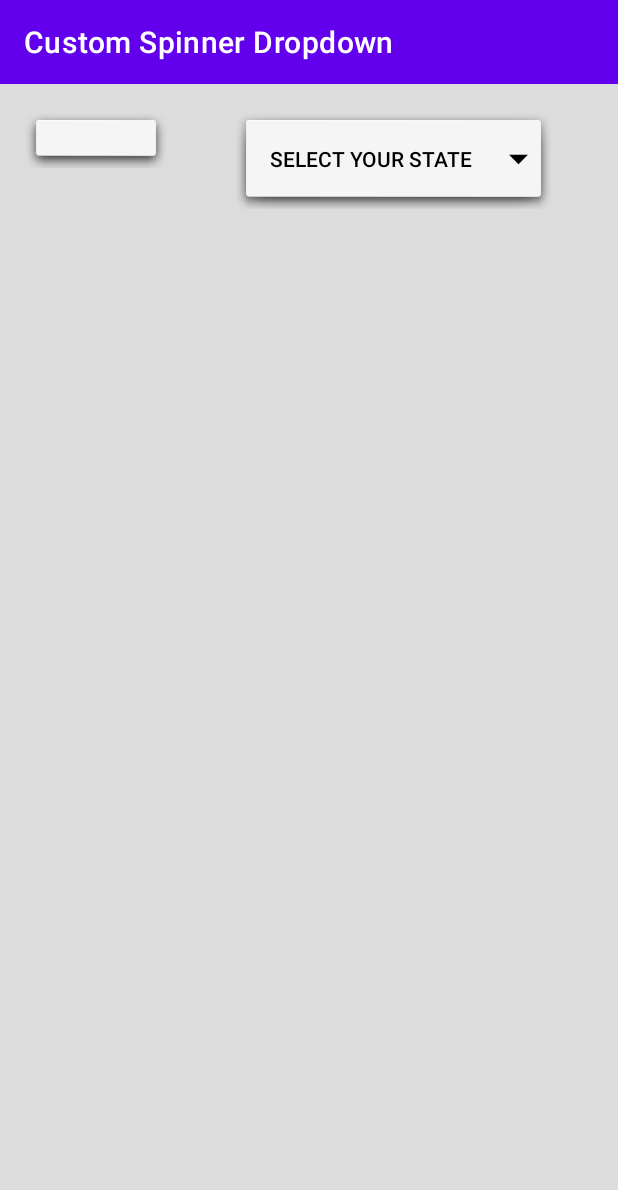
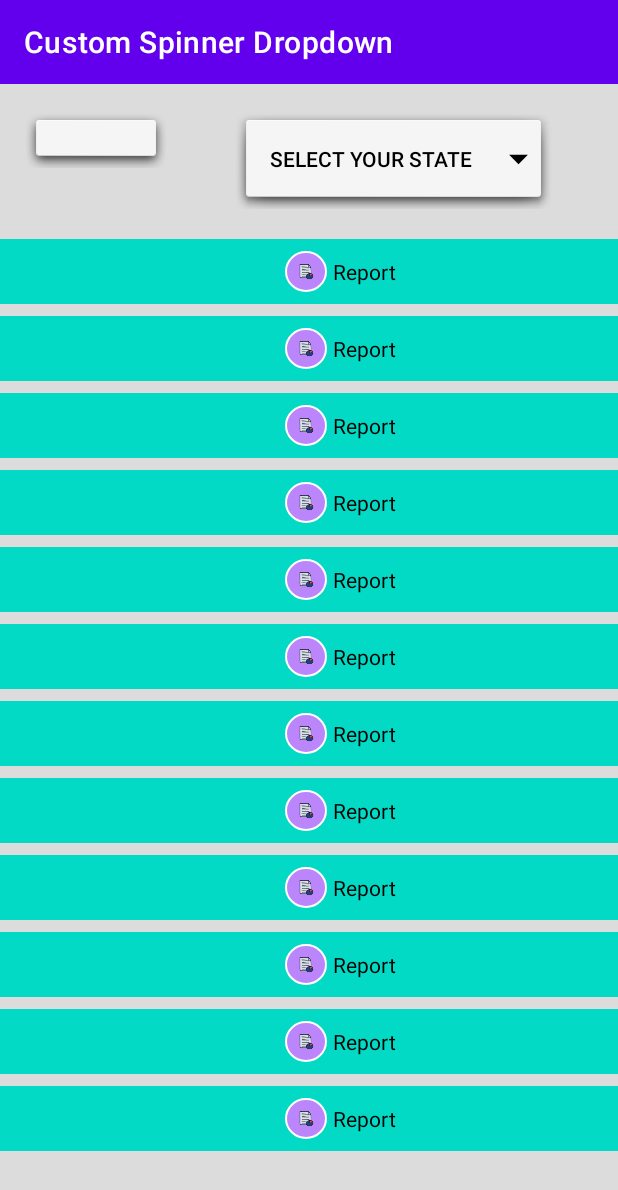
Before and after one commit to Linkan1992/TestLayoutApp, an Android app: the CustomSpinnerActivity screen opened directly, with no data from a screen before it, on a phone screen of 412 x 824 dp. Shown: the top 1190 px of the screen. Run offline under Robolectric (Android 15) with nearby library versions, the light colour scheme and no system bars.

Commit message:
adapter completed
adapter completed

```diff
--- a/app/src/main/java/com/example/testlayoutapp/CustomSpinnerActivity.kt
+++ b/app/src/main/java/com/example/testlayoutapp/CustomSpinnerActivity.kt
@@ -16,6 +16,7 @@ import com.example.testlayoutapp.adapter.CitySpinnerAdapter
 import com.example.testlayoutapp.adapter.CustomSpinnerAdapter
 import com.example.testlayoutapp.adapter.ItemListAdapter
 import com.example.testlayoutapp.model.CityDTO
+import com.example.testlayoutapp.model.ItemModel
 import com.example.testlayoutapp.model.JeansDTO
 import com.example.testlayoutapp.model.StateDTO
 
@@ -43,9 +44,28 @@ class CustomSpinnerActivity : AppCompatActivity(), AdapterView.OnItemSelectedLis
         layoutManagerObj.orientation = RecyclerView.VERTICAL
         recyclerViewList.layoutManager = layoutManagerObj
         recyclerViewList.itemAnimator = DefaultItemAnimator()
-        val itemAdapter = ItemListAdapter(dataList = ArrayList())
+       // val itemAdapter = ItemListAdapter(dataList = ArrayList())
+        val itemAdapter = ItemListAdapter(dataList = createRecyclerList())
         recyclerViewList.adapter = itemAdapter
 
+    }
+
+    private fun createRecyclerList(): List<ItemModel> {
+        val dataList = ArrayList<ItemModel>().apply {
+            add(ItemModel(sourceImage = R.drawable.arrow, title = "Arrow"))
+            add(ItemModel(sourceImage = R.drawable.ic_bell, title = "Bell"))
+            add(ItemModel(sourceImage = R.drawable.ic_drop_down_arrow, title = "Drop-Arrow"))
+            add(ItemModel(sourceImage = R.drawable.ic_rupee, title = "Rupee"))
+            add(ItemModel(sourceImage = R.drawable.arrow, title = "Arrow"))
+            add(ItemModel(sourceImage = R.drawable.ic_bell, title = "Bell"))
+            add(ItemModel(sourceImage = R.drawable.ic_drop_down_arrow, title = "Drop-Arrow"))
+            add(ItemModel(sourceImage = R.drawable.ic_rupee, title = "Rupee"))
+            add(ItemModel(sourceImage = R.drawable.arrow, title = "Arrow"))
+            add(ItemModel(sourceImage = R.drawable.ic_bell, title = "Bell"))
+            add(ItemModel(sourceImage = R.drawable.ic_drop_down_arrow, title = "Drop-Arrow"))
+            add(ItemModel(sourceImage = R.drawable.ic_rupee, title = "Rupee"))
+        }
+        return dataList
     }
 
 
--- a/app/src/main/java/com/example/testlayoutapp/adapter/ItemListAdapter.kt
+++ b/app/src/main/java/com/example/testlayoutapp/adapter/ItemListAdapter.kt
@@ -1,16 +1,23 @@
 package com.example.testlayoutapp.adapter
 
+import android.view.LayoutInflater
+import android.view.View
 import android.view.ViewGroup
+import androidx.appcompat.widget.AppCompatImageView
 import androidx.recyclerview.widget.RecyclerView
+import com.example.testlayoutapp.R
+import com.example.testlayoutapp.model.ItemModel
+import com.google.android.material.textview.MaterialTextView
 
-class ItemListAdapter(private val dataList : List<String>) : RecyclerView.Adapter<ItemListAdapter.ItemViewHolder>() {
+class ItemListAdapter(private val dataList : List<ItemModel>) : RecyclerView.Adapter<ItemListAdapter.ItemViewHolder>() {
 
     override fun onCreateViewHolder(parent: ViewGroup, viewType: Int): ItemViewHolder {
-        TODO("Not yet implemented")
+        val view = LayoutInflater.from(parent.context).inflate(R.layout.adapter_item_view, parent, false)
+        return ItemViewHolder(view)
     }
 
     override fun onBindViewHolder(holder: ItemViewHolder, position: Int) {
-        TODO("Not yet implemented")
+
     }
 
     override fun getItemViewType(position: Int): Int {
@@ -21,7 +28,8 @@ class ItemListAdapter(private val dataList : List<String>) : RecyclerView.Adapte
         return dataList.size
     }
 
-    inner class ItemViewHolder : RecyclerView.ViewHolder() {
-
+    inner class ItemViewHolder(private val itemView: View) : RecyclerView.ViewHolder(itemView) {
+        val imgItem by lazy { itemView.findViewById<AppCompatImageView>(R.id.image_Report) }
+        val tvTitle by lazy { itemView.findViewById<MaterialTextView>(R.id.text_Report) }
     }
 }
--- /dev/null
+++ b/app/src/main/java/com/example/testlayoutapp/model/ItemModel.kt
@@ -0,0 +1,8 @@
+package com.example.testlayoutapp.model
+
+import androidx.annotation.DrawableRes
+
+data class ItemModel(
+        @DrawableRes val sourceImage : Int,
+        val title : String
+)
--- /dev/null
+++ b/app/src/main/res/layout/adapter_item_view.xml
@@ -0,0 +1,36 @@
+<?xml version="1.0" encoding="utf-8"?>
+<androidx.constraintlayout.widget.ConstraintLayout
+    xmlns:android="http://schemas.android.com/apk/res/android"
+    android:layout_width="match_parent"
+    android:layout_height="wrap_content"
+    android:background="@color/teal_200"
+    xmlns:app="http://schemas.android.com/apk/res-auto"
+    android:layout_marginTop="@dimen/d_4dp"
+    android:layout_marginBottom="@dimen/d_4dp">
+
+    <androidx.appcompat.widget.AppCompatImageView
+        android:id="@+id/image_Report"
+        android:layout_width="28dp"
+        android:layout_height="27dp"
+        android:layout_marginTop="@dimen/d_8dp"
+        android:layout_marginEnd="4dp"
+        android:layout_marginBottom="@dimen/d_8dp"
+        android:background="@drawable/background_report_shape_circle"
+        app:layout_constraintBottom_toBottomOf="@id/text_Report"
+        app:layout_constraintEnd_toStartOf="@id/text_Report"
+        app:layout_constraintTop_toTopOf="@id/text_Report" />
+
+    <com.google.android.material.textview.MaterialTextView
+        android:id="@+id/text_Report"
+        android:layout_width="wrap_content"
+        android:layout_height="wrap_content"
+        android:text="Report"
+        android:textColor="@color/black"
+        android:textSize="14sp"
+        app:layout_constraintBottom_toBottomOf="parent"
+        app:layout_constraintEnd_toEndOf="parent"
+        app:layout_constraintHorizontal_bias="0.6"
+        app:layout_constraintStart_toStartOf="parent"
+        app:layout_constraintTop_toTopOf="parent" />
+
+</androidx.constraintlayout.widget.ConstraintLayout>
```
